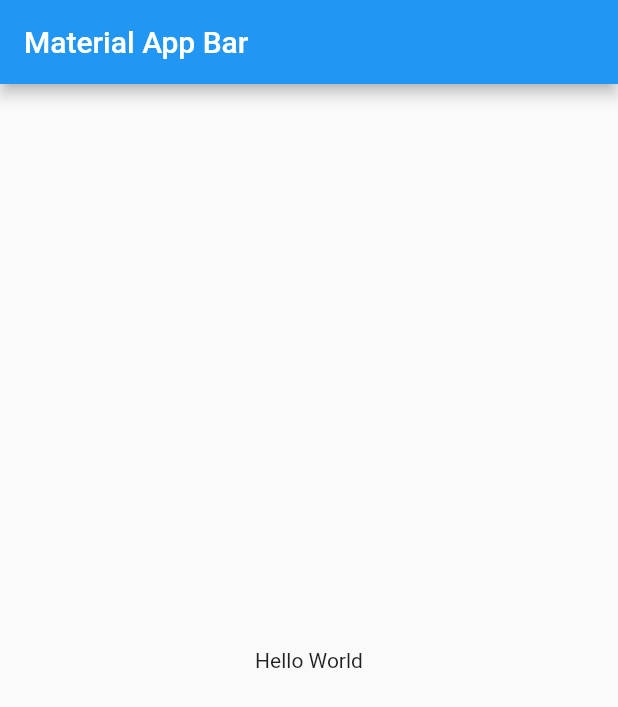
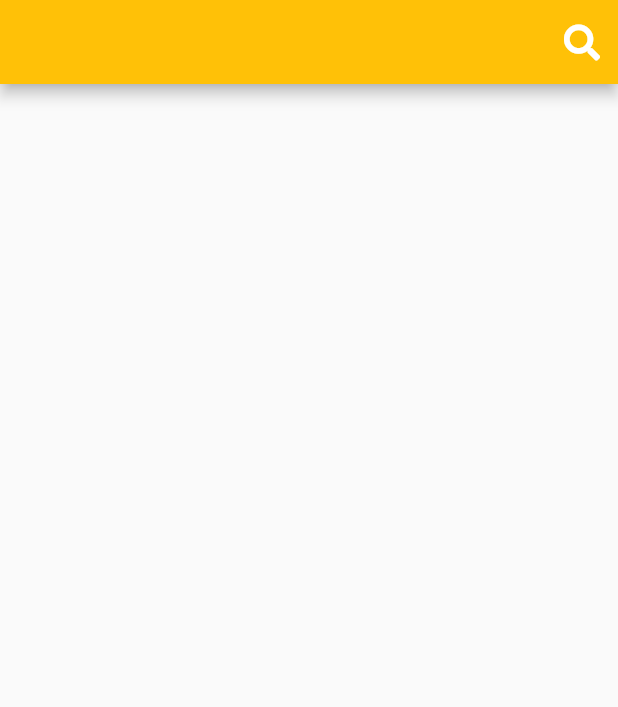
Before and after one commit to YaelSotoG/libros, a Flutter app: the screen it shows after launch, on a phone screen of 412 x 824 dp. Shown: the top 707 px of the screen. Run offline on Flutter 3.47's test engine with Material 2 defaults, Android fonts, the phone set to English and light mode, and no system bars; our stand-ins replace font_awesome_flutter.

Commit message:
se agrego el appbar

```diff
--- a/lib/main.dart
+++ b/lib/main.dart
@@ -1,4 +1,5 @@
 import 'package:flutter/material.dart';
+import 'package:libros/pages/home_page.dart';
 
 void main() => runApp(MyApp());
 
@@ -7,16 +8,10 @@ class MyApp extends StatelessWidget {
   Widget build(BuildContext context) {
     return MaterialApp(
       title: 'Material App',
-      home: Scaffold(
-        appBar: AppBar(
-          title: Text('Material App Bar'),
-        ),
-        body: Center(
-          child: Container(
-            child: Text('Hello World'),
-          ),
-        ),
-      ),
+      initialRoute: '/',
+      routes: {
+        '/': (BuildContext context) => HomePage(),
+      },
     );
   }
 }
--- /dev/null
+++ b/lib/pages/home_page.dart
@@ -0,0 +1,22 @@
+import 'package:flutter/material.dart';
+import 'package:font_awesome_flutter/font_awesome_flutter.dart';
+
+class HomePage extends StatelessWidget {
+  // const HomePage({Key? key}) : super(key: key);
+
+  @override
+  Widget build(BuildContext context) {
+    return Scaffold(
+      appBar: appbar(),
+    );
+  }
+}
+
+Widget appbar() {
+  return AppBar(
+    backgroundColor: Colors.amber,
+    actions: [
+      IconButton(onPressed: () {}, icon: FaIcon(FontAwesomeIcons.search))
+    ],
+  );
+}
--- a/pubspec.yaml
+++ b/pubspec.yaml
@@ -28,6 +28,7 @@ dependencies:
   # The following adds the Cupertino Icons font to your application.
   # Use with the CupertinoIcons class for iOS style icons.
   cupertino_icons: ^1.0.2
+  font_awesome_flutter:
 
 dev_dependencies:
   flutter_test:
```
Also changed, not shown: pubspec.lock, 1 other file.
